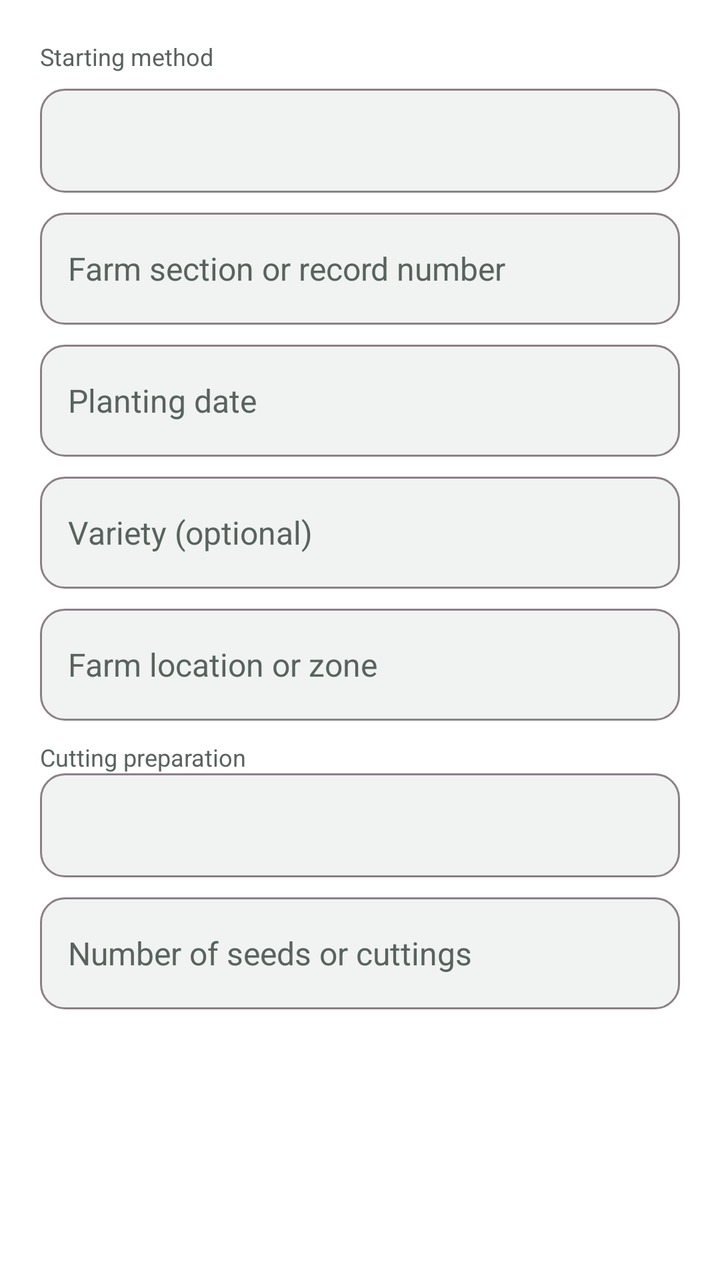
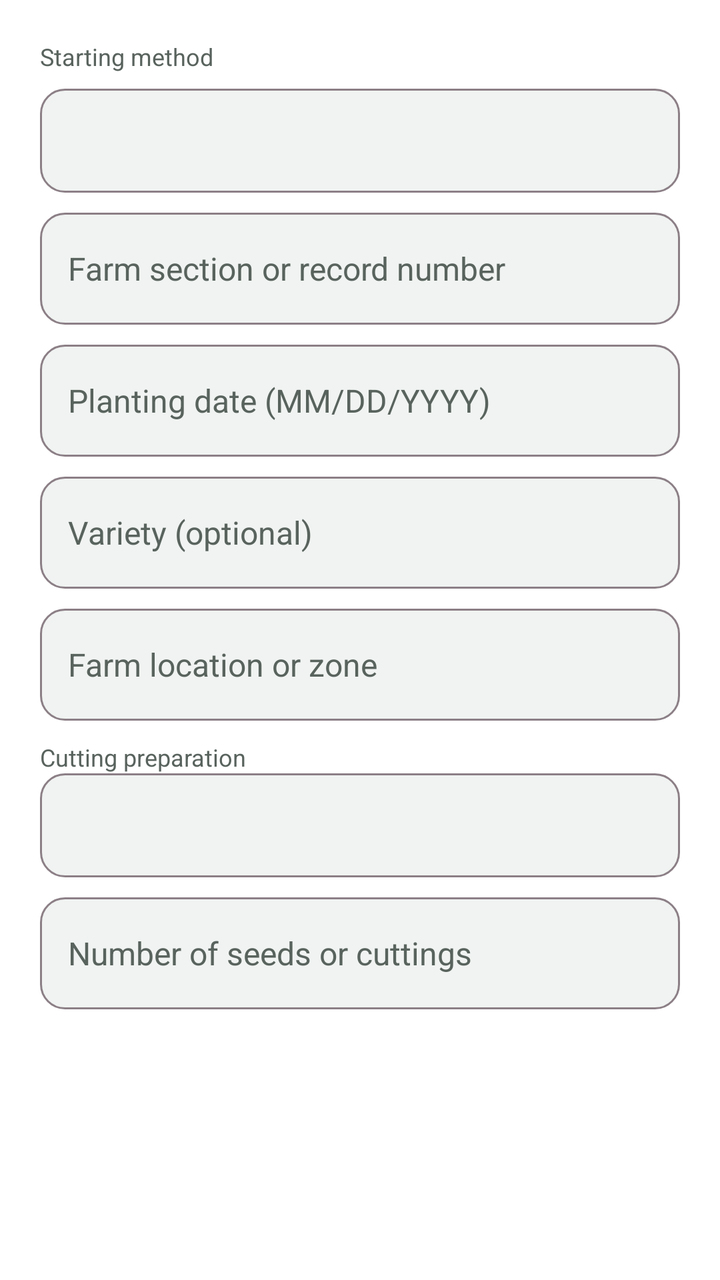

Screens rendered from an Android XML layout before and after an edit, with the pre-edit source and the edit as a unified diff.
<!-- AndroidManifest.xml: application theme Theme.DragonView -->
<!-- res/layout/dialog_planting.xml -->
<?xml version="1.0" encoding="utf-8"?>
<LinearLayout xmlns:android="http://schemas.android.com/apk/res/android"
    android:layout_width="match_parent" android:layout_height="wrap_content" android:background="@color/neo_surface_high" android:orientation="vertical" android:padding="20dp">
    <TextView android:layout_width="match_parent" android:layout_height="wrap_content" android:text="Starting method" android:textColor="@color/muted_ink" android:textSize="12sp" />
    <Spinner android:id="@+id/propagationInput" android:layout_width="match_parent" android:layout_height="52dp" android:layout_marginTop="8dp" android:background="@drawable/dialog_field_background" android:paddingStart="12dp" android:paddingEnd="12dp" />
    <EditText android:id="@+id/recordInput" style="@style/Widget.DragonView.DialogField" android:hint="Farm section or record number" android:maxLength="40" />
    <EditText android:id="@+id/dateInput" style="@style/Widget.DragonView.DialogField" android:focusable="false" android:hint="Planting date" />
    <EditText android:id="@+id/varietyInput" style="@style/Widget.DragonView.DialogField" android:hint="Variety (optional)" />
    <EditText android:id="@+id/locationInput" style="@style/Widget.DragonView.DialogField" android:hint="Farm location or zone" />
    <TextView android:id="@+id/cuttingTypeLabel" android:layout_width="match_parent" android:layout_height="wrap_content" android:layout_marginTop="10dp" android:text="Cutting preparation" android:textColor="@color/muted_ink" android:textSize="12sp" />
    <Spinner android:id="@+id/cuttingTypeInput" android:layout_width="match_parent" android:layout_height="52dp" android:background="@drawable/dialog_field_background" android:paddingStart="12dp" android:paddingEnd="12dp" />
    <EditText android:id="@+id/plantsInput" style="@style/Widget.DragonView.DialogField" android:hint="Number of seeds or cuttings" android:inputType="number" />
    <TextView android:id="@+id/errorText" android:layout_width="match_parent" android:layout_height="wrap_content" android:layout_marginTop="8dp" android:textColor="@color/dragon_error" />
</LinearLayout>
<!-- resources referenced by this layout -->
<resources>
  <color name="dragon_error">#B3261E</color>
  <color name="muted_ink">#59635E</color>
  <color name="neo_surface_high">#FFFFFF</color>
  <style name="Theme.DragonView" parent="Theme.DragonView.Base" />
  <color name="neo_surface_low">#F0F3F1</color>
  <color name="dragon_outline">#8C7F86</color>
  <color name="ink">#211A1E</color>
  <color name="dragon_magenta">#E51564</color>
  <color name="on_accent">#FFFFFF</color>
  <color name="dragon_surface_variant">@color/plum_mist_100</color>
  <color name="dragon_magenta_dark">#C50E55</color>
  <color name="dragon_green">#159C50</color>
  <color name="dragon_green_soft">#E4F7EB</color>
  <color name="black">@color/ink</color>
  <color name="dragon_yellow">#9A6514</color>
  <color name="dragon_yellow_soft">#FFF0D5</color>
  <color name="dragon_surface">@color/warm_ivory</color>
  <color name="fifo_urgent_soft">#F8DEDC</color>
  <style name="Widget.DragonView.Card" parent="Widget.Material3.CardView.Filled">
          <item name="cardBackgroundColor">@color/neo_surface_high</item>
          <item name="cardCornerRadius">20dp</item>
          <item name="cardElevation">1dp</item>
          <item name="strokeColor">@color/neo_highlight</item>
          <item name="strokeWidth">1dp</item>
      </style>
  <style name="ShapeAppearance.DragonView.Small" parent="ShapeAppearance.Material3.Corner.Small">
          <item name="cornerFamily">rounded</item>
          <item name="cornerSize">12dp</item>
      </style>
  <style name="ShapeAppearance.DragonView.Medium" parent="ShapeAppearance.Material3.Corner.Medium">
          <item name="cornerFamily">rounded</item>
          <item name="cornerSize">16dp</item>
      </style>
  <style name="ShapeAppearance.DragonView.Large" parent="ShapeAppearance.Material3.Corner.Large">
          <item name="cornerFamily">rounded</item>
          <item name="cornerSize">20dp</item>
      </style>
  <style name="TextAppearance.DragonView.HeadlineSmall" parent="TextAppearance.Material3.HeadlineSmall">
          <item name="android:fontFamily">sans-serif-medium</item>
          <item name="android:textColor">@color/ink</item>
          <item name="android:textSize">24sp</item>
          <item name="android:letterSpacing">-0.01</item>
      </style>
  <style name="TextAppearance.DragonView.TitleLarge" parent="TextAppearance.Material3.TitleLarge">
          <item name="android:fontFamily">sans-serif-medium</item>
          <item name="android:textColor">@color/ink</item>
          <item name="android:textSize">20sp</item>
          <item name="android:letterSpacing">-0.01</item>
      </style>
  <style name="TextAppearance.DragonView.TitleMedium" parent="TextAppearance.Material3.TitleMedium">
          <item name="android:fontFamily">sans-serif-medium</item>
          <item name="android:textColor">@color/ink</item>
          <item name="android:textSize">16sp</item>
          <item name="android:letterSpacing">0</item>
      </style>
  <style name="TextAppearance.DragonView.BodyLarge" parent="TextAppearance.Material3.BodyLarge">
          <item name="android:fontFamily">sans-serif</item>
          <item name="android:textColor">@color/ink</item>
          <item name="android:textSize">16sp</item>
          <item name="android:lineSpacingExtra">4dp</item>
      </style>
  <style name="TextAppearance.DragonView.BodyMedium" parent="TextAppearance.Material3.BodyMedium">
          <item name="android:fontFamily">sans-serif</item>
          <item name="android:textColor">@color/muted_ink</item>
          <item name="android:textSize">14sp</item>
          <item name="android:lineSpacingExtra">3dp</item>
      </style>
  <color name="warm_ivory">#F7F8F6</color>
  <color name="white">#FFFFFF</color>
  <color name="plum_orchid_400">#D86892</color>
  <color name="plum_mist_100">#F7E2EA</color>
  <dimen name="button_height">52dp</dimen>
  <dimen name="touch_target">48dp</dimen>
  <color name="focus_ripple">#207D1F43</color>
  <color name="neo_highlight">#DCE3DF</color>
  <!-- unchanged entries left out for length: 6 -->
</resources>

<!-- the commit's change to res/layout/dialog_planting.xml (unified diff, before → after) -->
@@ -4,7 +4,7 @@
     <TextView android:layout_width="match_parent" android:layout_height="wrap_content" android:text="Starting method" android:textColor="@color/muted_ink" android:textSize="12sp" />
     <Spinner android:id="@+id/propagationInput" android:layout_width="match_parent" android:layout_height="52dp" android:layout_marginTop="8dp" android:background="@drawable/dialog_field_background" android:paddingStart="12dp" android:paddingEnd="12dp" />
     <EditText android:id="@+id/recordInput" style="@style/Widget.DragonView.DialogField" android:hint="Farm section or record number" android:maxLength="40" />
-    <EditText android:id="@+id/dateInput" style="@style/Widget.DragonView.DialogField" android:focusable="false" android:hint="Planting date" />
+    <EditText android:id="@+id/dateInput" style="@style/Widget.DragonView.DialogField" android:hint="Planting date (MM/DD/YYYY)" android:inputType="number" android:maxLength="10" />
     <EditText android:id="@+id/varietyInput" style="@style/Widget.DragonView.DialogField" android:hint="Variety (optional)" />
     <EditText android:id="@+id/locationInput" style="@style/Widget.DragonView.DialogField" android:hint="Farm location or zone" />
     <TextView android:id="@+id/cuttingTypeLabel" android:layout_width="match_parent" android:layout_height="wrap_content" android:layout_marginTop="10dp" android:text="Cutting preparation" android:textColor="@color/muted_ink" android:textSize="12sp" />
<!-- resource entries referenced after the edit -->
@@ -11,7 +11,7 @@
   <color name="on_accent">#FFFFFF</color>
   <color name="dragon_surface_variant">@color/plum_mist_100</color>
   <color name="dragon_magenta_dark">#C50E55</color>
-  <color name="dragon_green">#159C50</color>
+  <color name="dragon_green">#0D7F40</color>
   <color name="dragon_green_soft">#E4F7EB</color>
   <color name="black">@color/ink</color>
   <color name="dragon_yellow">#9A6514</color>
